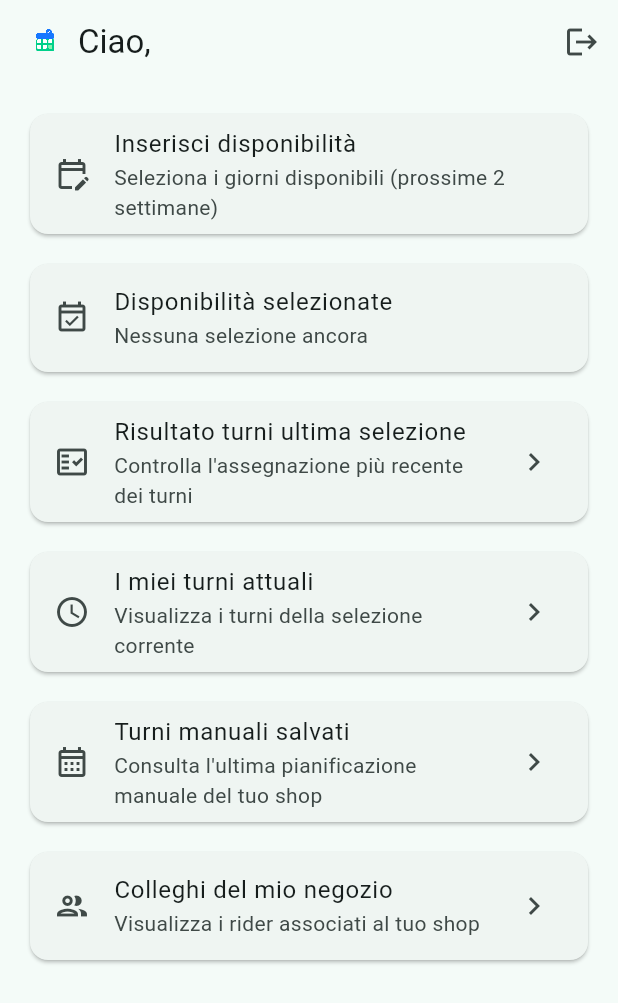
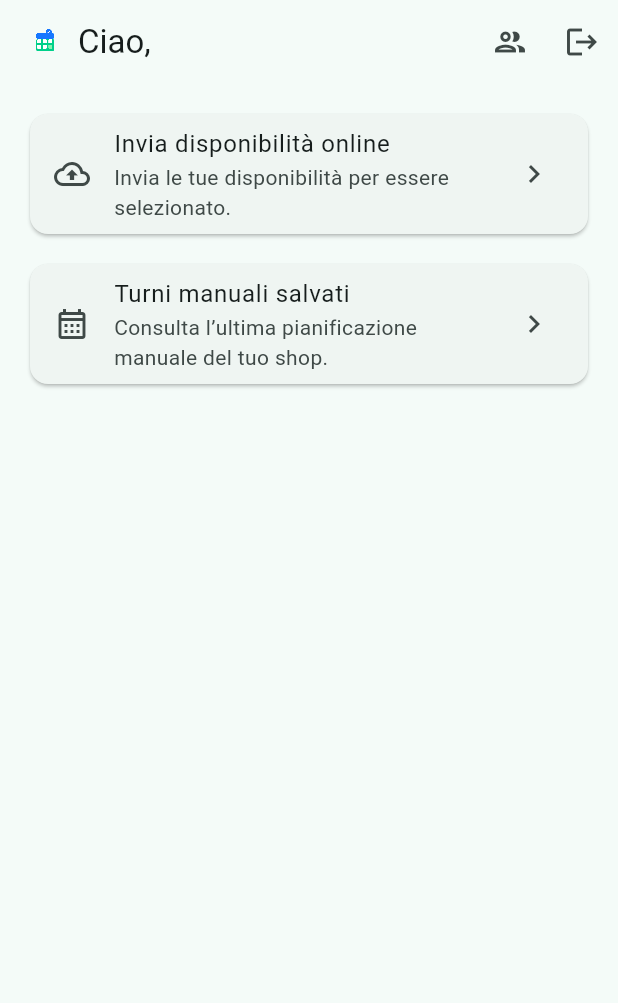
Before and after one commit to leopu00/turni, a Flutter app: the screen it shows once a user with an empty profile is signed in, after a tap on the "logout" icon, on a phone screen of 412 x 824 dp. Shown: the top 1003 px of the screen. Run offline on Flutter 3.47's test engine with Material 3 defaults, Android fonts, the phone set to English and light mode, and no system bars; our stand-ins replace supabase_flutter; accounts and stored records are empty; network calls fail.

Commit message:
feat(employee): streamline home actions and add online hub

```diff
--- a/lib/pages/employee_home_page.dart
+++ b/lib/pages/employee_home_page.dart
@@ -4,12 +4,9 @@ import '../state/availability_store.dart';
 import 'package:supabase_flutter/supabase_flutter.dart';
 
 import '../widgets/brand_assets.dart';
-import 'availability_page.dart';
 import 'employee_manual_shift_results_page.dart';
-import 'latest_selection_results_page.dart';
+import 'employee_online_page.dart';
 import 'login_page.dart';
-import 'my_availability_page.dart';
-import 'my_shifts_page.dart';
 import 'shop_colleagues_page.dart';
 
 class EmployeeHomePage extends StatelessWidget {
@@ -27,6 +24,18 @@ class EmployeeHomePage extends StatelessWidget {
       appBar: AppBar(
         title: BrandAppBarTitle(text: 'Ciao, $displayName'),
         actions: [
+          IconButton(
+            tooltip: 'Colleghi del mio negozio',
+            icon: const Icon(Icons.group_outlined),
+            onPressed: () {
+              Navigator.push(
+                context,
+                MaterialPageRoute(
+                  builder: (_) => const ShopColleaguesPage(),
+                ),
+              );
+            },
+          ),
           IconButton(
             tooltip: 'Logout',
             icon: const Icon(Icons.logout),
@@ -47,84 +56,24 @@ class EmployeeHomePage extends StatelessWidget {
           ),
         ],
       ),
-      body: Padding(
+      body: ListView(
         padding: const EdgeInsets.all(16),
-        child: Column(
-          crossAxisAlignment: CrossAxisAlignment.stretch,
         children: [
           Card(
             child: ListTile(
-                leading: const Icon(Icons.edit_calendar_outlined),
-                title: const Text('Inserisci disponibilità'),
-                subtitle: const Text(
-                  'Seleziona i giorni disponibili (prossime 2 settimane)',
-                ),
-                onTap: () {
-                  Navigator.push(
-                    context,
-                    MaterialPageRoute(
-                      builder: (_) => AvailabilityPage(
-                        employee: identifier ?? displayName,
-                        displayName: displayName,
-                      ),
-                    ),
-                  );
-                },
-              ),
-            ),
-            const SizedBox(height: 12),
-            Card(
-              child: ListTile(
-                leading: const Icon(Icons.event_available_outlined),
-                title: const Text('Disponibilità selezionate'),
+              leading: const Icon(Icons.cloud_upload_outlined),
+              title: const Text('Invia disponibilità online'),
               subtitle: Text(
                 count > 0
-                      ? 'Hai selezionato $count giorni'
-                      : 'Nessuna selezione ancora',
-                ),
-                onTap: () {
-                  Navigator.push(
-                    context,
-                    MaterialPageRoute(
-                      builder: (_) => const MyAvailabilityPage(),
-                    ),
-                  );
-                },
-              ),
-            ),
-            const SizedBox(height: 12),
-            Card(
-              child: ListTile(
-                leading: const Icon(Icons.fact_check_outlined),
-                title: const Text('Risultato turni ultima selezione'),
-                subtitle: const Text(
-                  'Controlla l\'assegnazione più recente dei turni',
+                    ? 'Hai inviato $count giorni disponibili.'
+                    : 'Invia le tue disponibilità per essere selezionato.',
               ),
               trailing: const Icon(Icons.chevron_right),
               onTap: () {
                 Navigator.push(
                   context,
                   MaterialPageRoute(
-                      builder: (_) => const LatestSelectionResultsPage(),
-                    ),
-                  );
-                },
-              ),
-            ),
-            const SizedBox(height: 12),
-            Card(
-              child: ListTile(
-                leading: const Icon(Icons.schedule_outlined),
-                title: const Text('I miei turni attuali'),
-                subtitle: const Text(
-                  'Visualizza i turni della selezione corrente',
-                ),
-                trailing: const Icon(Icons.chevron_right),
-                onTap: () {
-                  Navigator.push(
-                    context,
-                    MaterialPageRoute(
-                      builder: (_) => const MyShiftsPage(),
+                    builder: (_) => const EmployeeOnlinePage(),
                   ),
                 );
               },
@@ -136,7 +85,7 @@ class EmployeeHomePage extends StatelessWidget {
               leading: const Icon(Icons.calendar_month_outlined),
               title: const Text('Turni manuali salvati'),
               subtitle: const Text(
-                  'Consulta l\'ultima pianificazione manuale del tuo shop',
+                'Consulta l’ultima pianificazione manuale del tuo shop.',
               ),
               trailing: const Icon(Icons.chevron_right),
               onTap: () {
@@ -149,27 +98,7 @@ class EmployeeHomePage extends StatelessWidget {
               },
             ),
           ),
-            const SizedBox(height: 12),
-            Card(
-              child: ListTile(
-                leading: const Icon(Icons.group_outlined),
-                title: const Text('Colleghi del mio negozio'),
-                subtitle: const Text(
-                  'Visualizza i rider associati al tuo shop',
-                ),
-                trailing: const Icon(Icons.chevron_right),
-                onTap: () {
-                  Navigator.push(
-                    context,
-                    MaterialPageRoute(
-                      builder: (_) => const ShopColleaguesPage(),
-                    ),
-                  );
-                },
-              ),
-            ),
         ],
-        ),
       ),
     );
   }
--- a/lib/widgets/brand_assets.dart
+++ b/lib/widgets/brand_assets.dart
@@ -11,6 +11,8 @@ class BrandLogo extends StatelessWidget {
 
   @override
   Widget build(BuildContext context) {
+    final devicePixelRatio = MediaQuery.of(context).devicePixelRatio;
+    final cacheWidth = (width * devicePixelRatio).round();
     final isDark = Theme.of(context).brightness == Brightness.dark;
     final asset = isDark
         ? 'assets/branding/logo_dark_512.png'
@@ -18,8 +20,8 @@ class BrandLogo extends StatelessWidget {
     return Image.asset(
       asset,
       width: width,
+      cacheWidth: cacheWidth > 0 ? cacheWidth : null,
       fit: BoxFit.contain,
-      filterQuality: FilterQuality.high,
       semanticLabel: 'iTurni',
     );
   }
@@ -35,12 +37,14 @@ class BrandMark extends StatelessWidget {
 
   @override
   Widget build(BuildContext context) {
+    final devicePixelRatio = MediaQuery.of(context).devicePixelRatio;
+    final cacheWidth = (size * devicePixelRatio).round();
     return Image.asset(
       'assets/branding/favicon_256.png',
       width: size,
       height: size,
+      cacheWidth: cacheWidth > 0 ? cacheWidth : null,
       fit: BoxFit.contain,
-      filterQuality: FilterQuality.high,
       semanticLabel: 'iTurni',
     );
   }
```
Also changed, not shown: lib/pages/employee_online_page.dart (added, +88 -0 lines). Lines whose indentation alone changed are shown as unchanged.
